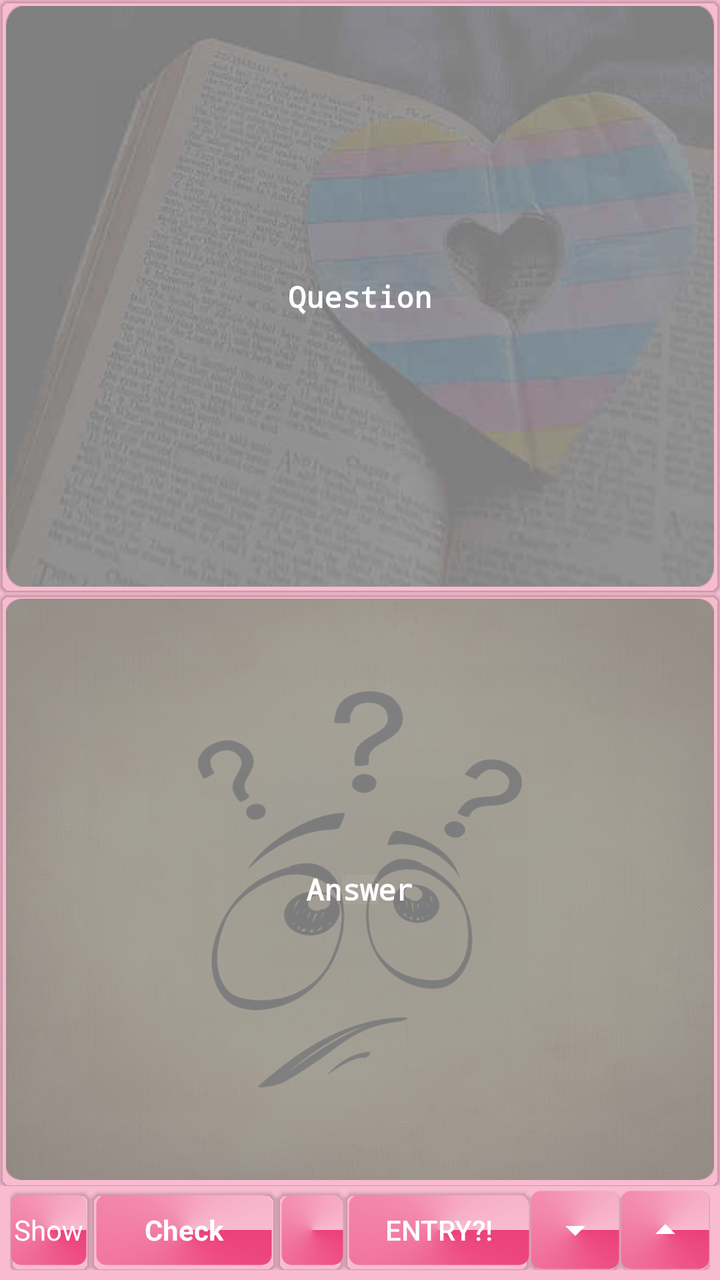
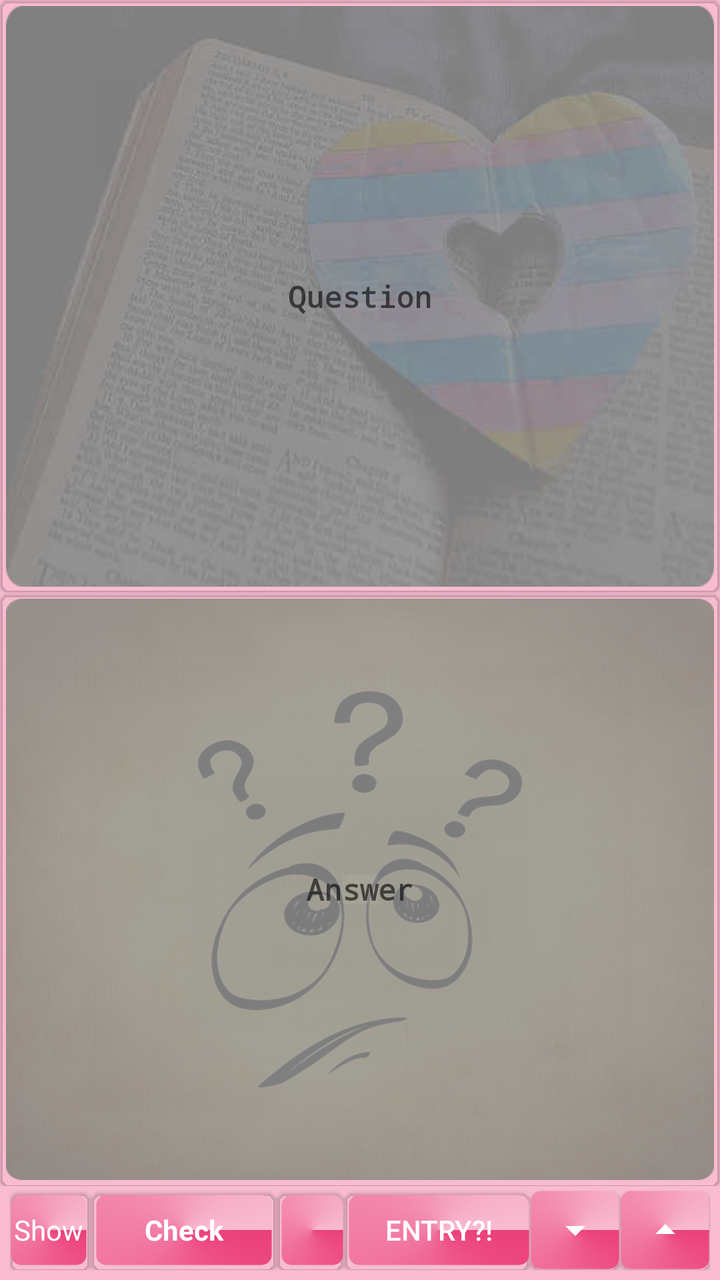

The first picture is an Android layout as it rendered before a commit; the second is the same layout after the commit. The layout source and the unified diff follow.
<!-- AndroidManifest.xml: application theme MyMaterialTheme -->
<!-- res/layout/content_study.xml -->
<?xml version="1.0" encoding="utf-8"?>
<RelativeLayout
    xmlns:android="http://schemas.android.com/apk/res/android"
    xmlns:android.support.v7.cardview="http://schemas.android.com/apk/res-auto"
    xmlns:tools="http://schemas.android.com/tools"
    xmlns:app="http://schemas.android.com/apk/res-auto"
    android:layout_width="match_parent"
    android:layout_height="match_parent"
    app:layout_behavior="@string/appbar_scrolling_view_behavior"
    tools:context="com.ahmedsameha1.studyvocabularyfive.StudyActivity"
    tools:showIn="@layout/app_bar_study">
<LinearLayout
    android:id="@+id/container"
    android:layout_width="match_parent"
    android:layout_height="match_parent"
    android:orientation="vertical"
    android:weightSum="2">

        <LinearLayout
            android:id="@+id/question_linearlayout"
            android:layout_width="match_parent"
            android:layout_height="0dp"
            android:layout_margin="0dp"
            android:layout_weight="1"
            android:background="@drawable/show_question_background"
            android:padding="0dp">

            <android.support.v7.widget.CardView
                android:layout_width="match_parent"
                android:layout_height="match_parent"
                android.support.v7.cardview:cardBackgroundColor="@android:color/transparent"
                android.support.v7.cardview:cardCornerRadius="5dp"
                android.support.v7.cardview:cardElevation="1dp">

                <EditText
                    android:id="@+id/question"
                    android:layout_width="match_parent"
                    android:layout_height="match_parent"
                    android:background="@drawable/text_bordered_transperant"
                    android:focusable="false"
                    android:gravity="center"
                    android:hint="@string/question"
                    android:imeOptions="flagNoExtractUi"
                    android:inputType="textNoSuggestions|textMultiLine"
                    android:minLines="1"
                    android:padding="5dp"
                    android:scrollbarAlwaysDrawVerticalTrack="true"
                    android:scrollbars="vertical"
                    android:textColor="#FFFFFF"
                    android:textColorHint="#FFFFFF"
                    android:textSize="15sp"
                    android:textStyle="bold"
                    android:typeface="monospace" />
            </android.support.v7.widget.CardView>
        </LinearLayout>

        <LinearLayout
            android:id="@+id/answer_linearlayout"
            android:layout_width="match_parent"
            android:layout_height="0dp"
            android:layout_margin="0dp"
            android:layout_weight="1"
            android:background="@drawable/enter_answer_background"
            android:padding="0dp">

            <android.support.v7.widget.CardView
                android:layout_width="match_parent"
                android:layout_height="match_parent"
                android.support.v7.cardview:cardBackgroundColor="@android:color/transparent"
                android.support.v7.cardview:cardCornerRadius="5dp"
                android.support.v7.cardview:cardElevation="1dp">

                <EditText
                    android:id="@+id/answer"
                    android:layout_width="match_parent"
                    android:layout_height="match_parent"
                    android:layout_gravity="center"
                    android:background="@drawable/text_bordered_transperant"
                    android:enabled="true"
                    android:gravity="center"
                    android:hint="@string/answer"
                    android:imeOptions="flagNoExtractUi"
                    android:inputType="textNoSuggestions|textMultiLine"
                    android:minLines="1"
                    android:padding="5dp"
                    android:scrollbarAlwaysDrawVerticalTrack="true"
                    android:textColor="#FFFFFF"
                    android:textColorHint="#FFFFFF"
                    android:textSize="15sp"
                    android:textStyle="bold"
                    android:typeface="monospace" />
            </android.support.v7.widget.CardView>
        </LinearLayout>

        <LinearLayout
            android:layout_width="match_parent"
            android:layout_height="40dp"
            android:layout_marginBottom="5dp"
            android:layout_marginLeft="5dp"
            android:layout_marginRight="5dp"
            android:layout_marginTop="2dp">

            <android.support.v7.widget.CardView
                android:layout_width="wrap_content"
                android:layout_height="match_parent"
                android:layout_weight="0"
                android.support.v7.cardview:cardBackgroundColor="@android:color/transparent"
                android.support.v7.cardview:cardCornerRadius="5dp"
                android.support.v7.cardview:cardElevation="1dp"
                android.support.v7.cardview:cardPreventCornerOverlap="true">

                <TextView
                    android:id="@+id/show_actionbar"
                    android:layout_width="match_parent"
                    android:layout_height="match_parent"
                    android:layout_marginBottom="2dp"
                    android:layout_marginRight="2dp"
                    android:layout_marginTop="2dp"
                    android:background="@drawable/text_bordered_colored"
                    android:gravity="center"
                    android:padding="2dp"
                    android:text="@string/show"
                    android:textColor="@drawable/textview_enabled_disabled_selector" />
            </android.support.v7.widget.CardView>

            <android.support.v7.widget.CardView
                android:layout_width="0dp"
                android:layout_height="match_parent"
                android:layout_weight="1"
                android.support.v7.cardview:cardBackgroundColor="@android:color/transparent"
                android.support.v7.cardview:cardCornerRadius="5dp"
                android.support.v7.cardview:cardElevation="1dp">

                <TextView
                    android:id="@+id/check"
                    android:layout_width="match_parent"
                    android:layout_height="match_parent"

                    android:layout_margin="2dp"
                    android:background="@drawable/text_bordered_colored"
                    android:enabled="true"
                    android:gravity="center"
                    android:padding="2dp"
                    android:text="@string/check"
                    android:textColor="@drawable/textview_enabled_disabled_selector"
                    android:textStyle="bold" />
            </android.support.v7.widget.CardView>


            <android.support.v7.widget.CardView
                android:layout_width="wrap_content"
                android:layout_height="match_parent"
                android:layout_weight="0.3"
                android.support.v7.cardview:cardBackgroundColor="@android:color/transparent"
                android.support.v7.cardview:cardCornerRadius="5dp"
                android.support.v7.cardview:cardElevation="1dp">

                <TextView
                    android:id="@+id/correct_answers"
                    android:layout_width="match_parent"
                    android:layout_height="match_parent"
                    android:layout_marginBottom="2dp"
                    android:layout_marginLeft="2dp"
                    android:layout_marginTop="2dp"
                    android:background="@drawable/text_bordered_colored"
                    android:enabled="false"
                    android:gravity="center"
                    android:padding="2dp"
                    android:textColor="#FFFFFF"
                    android:textStyle="bold" />
            </android.support.v7.widget.CardView>

            <android.support.v7.widget.CardView
                android:layout_width="0dp"
                android:layout_height="match_parent"
                android:layout_weight="1"
                android.support.v7.cardview:cardBackgroundColor="@android:color/transparent"
                android.support.v7.cardview:cardCornerRadius="5dp"
                android.support.v7.cardview:cardElevation="1dp">

                <ToggleButton
                    android:id="@+id/show_current_study_entry"
                    android:layout_width="match_parent"
                    android:layout_height="match_parent"
                    android:layout_marginBottom="2dp"
                    android:layout_marginLeft="2dp"
                    android:layout_marginTop="2dp"
                    android:background="@drawable/text_bordered_colored"
                    android:checked="false"
                    android:gravity="center"
                    android:padding="2dp"
                    android:textColor="@drawable/textview_enabled_disabled_selector"
                    android:textOff="@string/show_entry"
                    android:textOn="@string/ok" />
            </android.support.v7.widget.CardView>

            <android.support.v7.widget.CardView
                android:layout_width="wrap_content"
                android:layout_height="match_parent"
                android:layout_weight="0"
                android.support.v7.cardview:cardBackgroundColor="@android:color/transparent"
                android.support.v7.cardview:cardCornerRadius="5dp"
                android.support.v7.cardview:cardElevation="1dp">

                <ImageButton
                    android:id="@+id/down"
                    android:layout_width="45dp"
                    android:layout_height="match_parent"
                    android:background="@drawable/text_bordered_colored"
                    android:src="@drawable/ic_arrow_drop_down_white_24dp" />

            </android.support.v7.widget.CardView>

            <android.support.v7.widget.CardView
                android:layout_width="wrap_content"
                android:layout_height="match_parent"
                android:layout_weight="0"
                android.support.v7.cardview:cardBackgroundColor="@android:color/transparent"
                android.support.v7.cardview:cardCornerRadius="5dp"
                android.support.v7.cardview:cardElevation="1dp">

                <ImageButton
                    android:id="@+id/up"
                    android:layout_width="45dp"
                    android:layout_height="match_parent"
                    android:background="@drawable/text_bordered_colored"
                    android:src="@drawable/ic_arrow_drop_up_white_24dp" />
            </android.support.v7.widget.CardView>
        </LinearLayout>

    </LinearLayout>

</RelativeLayout>
<!-- res/layout/app_bar_study.xml (included above) -->
<?xml version="1.0" encoding="utf-8"?>
<android.support.design.widget.CoordinatorLayout xmlns:android="http://schemas.android.com/apk/res/android"
    xmlns:app="http://schemas.android.com/apk/res-auto"
    xmlns:tools="http://schemas.android.com/tools"
    android:layout_width="match_parent"
    android:layout_height="match_parent"
    android:fitsSystemWindows="true">

    <android.support.design.widget.AppBarLayout
        android:layout_width="match_parent"
        android:layout_height="wrap_content"
        android:theme="@style/AppTheme.AppBarOverlay">
        <android.support.v7.widget.Toolbar xmlns:app="http://schemas.android.com/apk/res-auto"
            android:id="@+id/toolbar"
            android:layout_width="fill_parent"
            android:layout_height="?attr/actionBarSize"
            android:background="?attr/colorPrimary"
            android:minHeight="?attr/actionBarSize">

            <LinearLayout
                android:layout_width="match_parent"
                android:layout_height="wrap_content"
                android:weightSum="4"
                >

                <LinearLayout
                    android:layout_width="0dp"
                    android:layout_height="wrap_content"
                    android:layout_weight="2.5"
                    android:orientation="horizontal"
                    >

                    <CheckBox
                        android:id="@+id/study_question"
                        android:layout_width="0dp"
                        android:layout_height="wrap_content"
                        android:layout_weight="1"
                        android:layout_marginRight="5dp"
                        android:textSize="8dp"
                        android:checked="false"
                        android:text="@string/question" />

                    <CheckBox
                        android:id="@+id/study_answer"
                        android:layout_width="0dp"
                        android:layout_weight="1"
                        android:layout_height="wrap_content"
                        android:layout_marginLeft="5dp"
                        android:textSize="8dp"
                        android:checked="true"
                        android:text="@string/answer" />

                </LinearLayout>

                <LinearLayout
                    android:layout_width="0dp"
                    android:layout_height="wrap_content"
                    android:layout_weight="1"></LinearLayout>
            </LinearLayout>
        </android.support.v7.widget.Toolbar>
        <View android:layout_width="match_parent"
            android:layout_height="4dp"
            android:background="@drawable/toolbar_drop_shadow"/>
    </android.support.design.widget.AppBarLayout>

    <include layout="@layout/content_study" />

</android.support.design.widget.CoordinatorLayout>
<!-- resources referenced by this layout -->
<resources>
  <!-- drawable enter_answer_background (drawable) -->
  <?xml version="1.0" encoding="utf-8"?>
  <inset xmlns:android="http://schemas.android.com/apk/res/android"
      android:drawable="@drawable/smiley_question_marks_rounded_corners_15_radius"
      android:insetTop="3dp"
      android:insetBottom="3dp"
      android:insetRight="3dp"
      android:insetLeft="3dp"/>
  <!-- drawable ic_arrow_drop_down_white_24dp: png bitmap (drawable-hdpi, 123 bytes) -->
  <!-- drawable ic_arrow_drop_up_white_24dp: png bitmap (drawable-hdpi, 122 bytes) -->
  <!-- drawable show_question_background (drawable) -->
  <?xml version="1.0" encoding="utf-8"?>
  <inset xmlns:android="http://schemas.android.com/apk/res/android"
      android:drawable="@drawable/book_heart_rounded_corners_15_radius"
      android:insetTop="3dp"
      android:insetBottom="3dp"
      android:insetRight="3dp"
      android:insetLeft="3dp"/>
  <!-- drawable text_bordered_colored (drawable) -->
  <shape xmlns:android="http://schemas.android.com/apk/res/android"
  android:thickness="0dp"
  android:shape="rectangle">
  <stroke android:width="1dp"
      android:color="@android:color/transparent"/>
  <corners android:radius="5dp" />
  <gradient
      android:startColor="@color/colorPrimary"
      android:endColor="@color/windowBackground"
      android:type="sweep"
      android:angle="270"/>
  </shape>
  <!-- drawable text_bordered_transperant (drawable) -->
  <shape xmlns:android="http://schemas.android.com/apk/res/android"
      android:thickness="0dp"
      android:shape="rectangle">
      <stroke android:width="1dp"
          android:color="@android:color/transparent"/>
      <corners android:radius="5dp" />
      <gradient
          android:startColor="@android:color/transparent"
          android:endColor="@android:color/transparent"
          android:type="linear"
          android:angle="270"/>
  </shape>
  <!-- drawable textview_enabled_disabled_selector (drawable) -->
  <?xml version="1.0" encoding="utf-8"?>
  <selector xmlns:android="http://schemas.android.com/apk/res/android">
      <item android:state_enabled="false" android:color="@android:color/darker_gray" />
      <item android:state_enabled="true" android:color="@android:color/white"/>
  </selector>
  <!-- drawable toolbar_drop_shadow (drawable) -->
  <?xml version="1.0" encoding="utf-8"?>
  <shape xmlns:android="http://schemas.android.com/apk/res/android"
      android:shape="rectangle" >
  
      <gradient
          android:angle="90"
          android:endColor="#757575"
          android:startColor="#bdbdbd" />
  
  </shape>
  <string name="answer">Answer</string>
  <string name="appbar_scrolling_view_behavior" translatable="false">android.support.design.widget.AppBarLayout$ScrollingViewBehavior</string>
  <string name="check">Check</string>
  <string name="ok">OK</string>
  <string name="question">Question</string>
  <string name="show">Show</string>
  <string name="show_entry">Entry?!</string>
  <style name="AppTheme.AppBarOverlay" parent="ThemeOverlay.AppCompat.Dark.ActionBar" />
  <style name="MyMaterialTheme" parent="MyMaterialTheme.Base">
  
      </style>
  <!-- drawable smiley_question_marks_rounded_corners_15_radius: png bitmap (drawable, 445789 bytes) -->
  <!-- drawable book_heart_rounded_corners_15_radius: png bitmap (drawable, 118245 bytes) -->
  <color name="colorPrimary">#EC407A</color>
  <color name="windowBackground">#F8BBD0</color>
  <style name="MyMaterialTheme.Base" parent="Theme.AppCompat.Light.DarkActionBar">
          <item name="windowNoTitle">true</item>
          <item name="windowActionBar">false</item>
          <item name="colorPrimary">@color/colorPrimary</item>
          <item name="colorPrimaryDark">@color/colorPrimaryDark</item>
          <item name="colorAccent">@color/colorAccent</item>
          <item name="android:windowBackground">@color/windowBackground</item>
      </style>
  <color name="colorPrimaryDark">#AD1457</color>
  <color name="colorAccent">#EA80FC</color>
</resources>

<!-- the commit's change to res/layout/content_study.xml (unified diff, before → after) -->
@@ -7,7 +7,7 @@
     android:layout_width="match_parent"
     android:layout_height="match_parent"
     app:layout_behavior="@string/appbar_scrolling_view_behavior"
-    tools:context="com.ahmedsameha1.studyvocabularyfive.StudyActivity"
+    tools:context="com.ahmedsameha1.studyvocabulary.StudyActivity"
     tools:showIn="@layout/app_bar_study">
 <LinearLayout
     android:id="@+id/container"
@@ -47,7 +47,7 @@
                     android:scrollbarAlwaysDrawVerticalTrack="true"
                     android:scrollbars="vertical"
                     android:textColor="#FFFFFF"
-                    android:textColorHint="#FFFFFF"
+
                     android:textSize="15sp"
                     android:textStyle="bold"
                     android:typeface="monospace" />
@@ -85,7 +85,7 @@
                     android:padding="5dp"
                     android:scrollbarAlwaysDrawVerticalTrack="true"
                     android:textColor="#FFFFFF"
-                    android:textColorHint="#FFFFFF"
+
                     android:textSize="15sp"
                     android:textStyle="bold"
                     android:typeface="monospace" />
